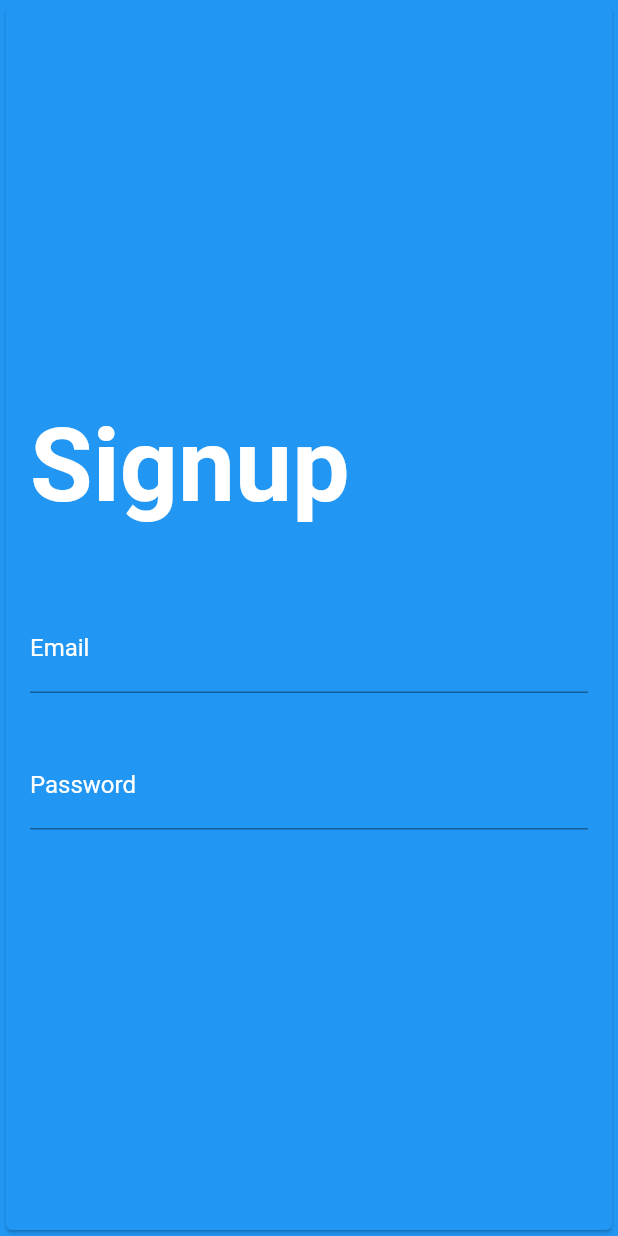
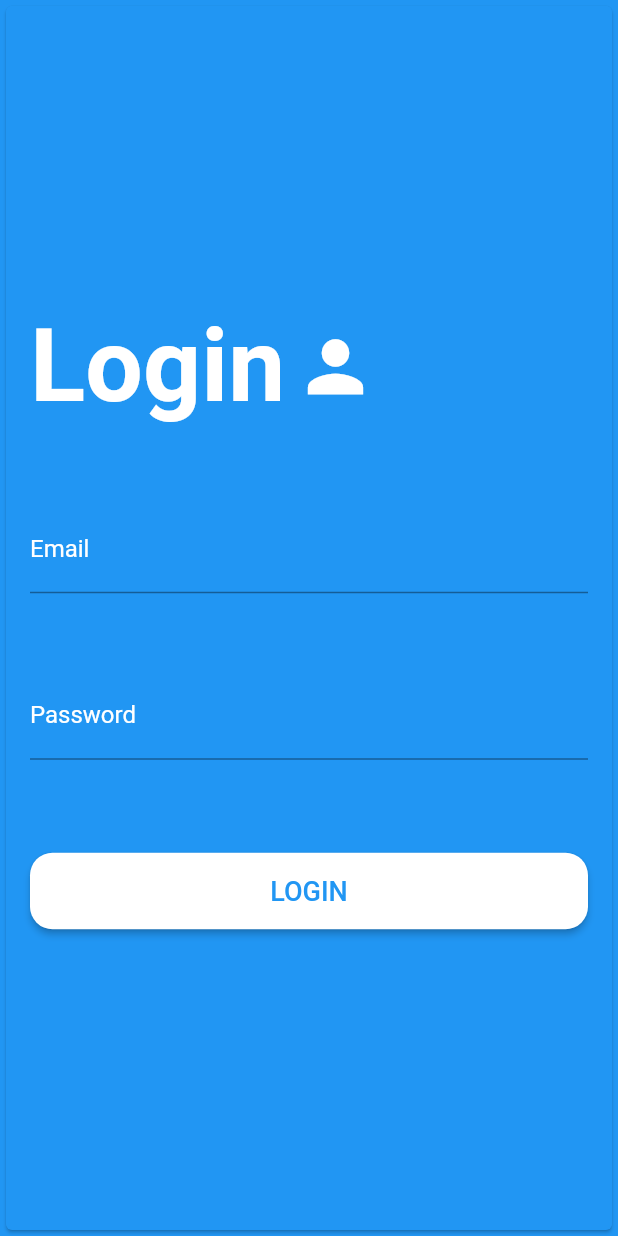
Before and after one commit to sshehrozali/App-Prototype-Flutter, a Flutter app: the Login screen opened directly, on a phone screen of 412 x 824 dp. Run offline on Flutter 3.47's test engine with Material 2 defaults, Android fonts, the phone set to English and light mode, and no system bars.

Commit message:
Completed my first app :)

```diff
--- a/lib/app.dart
+++ b/lib/Home/app.dart
@@ -1,6 +1,6 @@
 // ignore_for_file: prefer_const_constructors, avoid_unnecessary_containers
 
-import 'package:awesome_app/drawer.dart';
+import 'package:awesome_app/Home/drawer.dart';
 import 'package:flutter/material.dart';
 import 'package:http/http.dart' as http;
 import 'dart:convert';
--- a/lib/Login/input.dart
+++ b/lib/Login/input.dart
@@ -14,10 +14,9 @@ class InputFieldWidget extends StatelessWidget {
 
   @override
   Widget build(BuildContext context) {
-    return Padding(
-      padding: const EdgeInsets.all(16.0),
-      child: TextField(
+    return TextField(
       style: TextStyle(color: Colors.white),
+      keyboardType: TextInputType.emailAddress,
       decoration: InputDecoration(
           labelStyle: TextStyle(color: Colors.white),
           focusedBorder: OutlineInputBorder(
@@ -25,7 +24,6 @@ class InputFieldWidget extends StatelessWidget {
           hintText: placeholder,
           hintStyle: TextStyle(color: Colors.white),
           label: Text(label)),
-      ),
     );
   }
 }
--- a/lib/Login/login.dart
+++ b/lib/Login/login.dart
@@ -1,10 +1,13 @@
 // ignore_for_file: prefer_const_constructors, prefer_const_literals_to_create_immutables, use_key_in_widget_constructors, must_be_immutable
 
+import 'package:awesome_app/Home/app.dart';
 import 'package:awesome_app/Login/input.dart';
 import 'package:awesome_app/Login/title.dart';
 import 'package:flutter/material.dart';
 
 class Login extends StatelessWidget {
+  double paddingVal = 16.0;
+
   var placeholder = "Enter your Email";
   var label = "Email";
 
@@ -23,10 +26,40 @@ class Login extends StatelessWidget {
                 SizedBox(
                   height: 20,
                 ),
-                InputFieldWidget(
-                    placeholder: "Enter your Email", label: "Email"),
-                InputFieldWidget(
-                    placeholder: "Enter your Password", label: "Password")
+                Padding(
+                  padding: EdgeInsets.all(paddingVal),
+                  child: InputFieldWidget(
+                      placeholder: "Enter your Email", label: "Email"),
+                ),
+                SizedBox(
+                  height: 20.0,
+                ),
+                Padding(
+                  padding: EdgeInsets.all(paddingVal),
+                  child: InputFieldWidget(
+                      placeholder: "Enter your Password", label: "Password"),
+                ),
+                SizedBox(
+                  height: 30.0,
+                ),
+                Padding(
+                  padding: EdgeInsets.all(paddingVal),
+                  child: ElevatedButton(
+                    onPressed: () {
+                      Navigator.push(context,
+                          MaterialPageRoute(builder: (context) => App()));
+                    },
+                    child: Text(
+                      "LOGIN",
+                      style: TextStyle(color: Colors.blue, fontSize: 18.0),
+                    ),
+                    style: ElevatedButton.styleFrom(
+                        primary: Colors.white,
+                        shape: RoundedRectangleBorder(
+                            borderRadius: BorderRadius.circular(15.0)),
+                        padding: EdgeInsets.symmetric(vertical: 15.0)),
+                  ),
+                )
               ],
             ),
           )),
--- a/lib/Login/title.dart
+++ b/lib/Login/title.dart
@@ -1,4 +1,4 @@
-// ignore_for_file: prefer_const_constructors, use_key_in_widget_constructors
+// ignore_for_file: prefer_const_constructors, use_key_in_widget_constructors, prefer_const_literals_to_create_immutables, sized_box_for_whitespace, avoid_unnecessary_containers
 
 import 'package:flutter/material.dart';
 
@@ -6,12 +6,26 @@ class SignUpText extends StatelessWidget {
   @override
   Widget build(BuildContext context) {
     return Padding(
-      padding: const EdgeInsets.all(16.0),
-      child: Text(
-        "Signup",
-        style: TextStyle(
-            fontSize: 68.0, fontWeight: FontWeight.w700, color: Colors.white),
-      ),
-    );
+        padding: const EdgeInsets.all(16.0),
+        child: Row(
+          children: [
+            Text(
+              'Login',
+              style: TextStyle(
+                  fontSize: 68.0,
+                  fontWeight: FontWeight.w700,
+                  color: Colors.white),
+            ),
+            Padding(
+              padding: const EdgeInsets.only(left: 6.0),
+              child: Container(
+                  child: Icon(
+                Icons.person,
+                size: 55.0,
+                color: Colors.white,
+              )),
+            ),
+          ],
+        ));
   }
 }
--- a/lib/main.dart
+++ b/lib/main.dart
@@ -1,10 +1,10 @@
 import 'package:awesome_app/Login/login.dart';
 import 'package:flutter/material.dart';
-import 'app.dart';
+import 'Home/app.dart';
 
 void main() {
   runApp(MaterialApp(
-    home: App(),
+    home: Login(),
     theme: ThemeData(primarySwatch: Colors.blue),
   ));
 }
```
Also changed, not shown: lib/Home/drawer.dart (renamed from lib/drawer.dart). Lines whose indentation alone changed are shown as unchanged.
